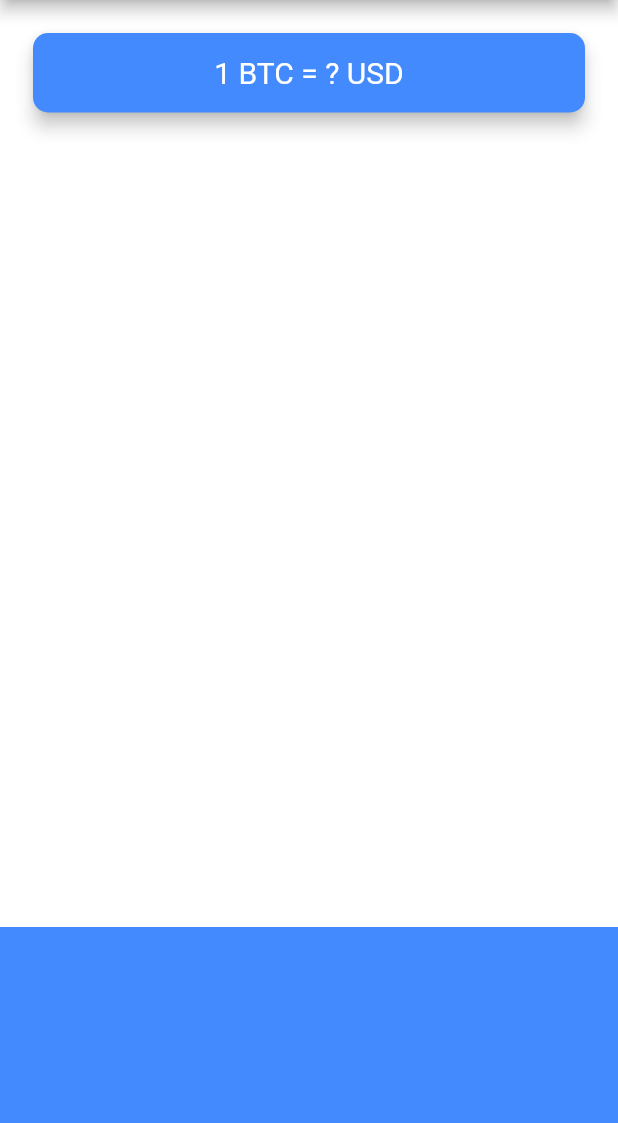
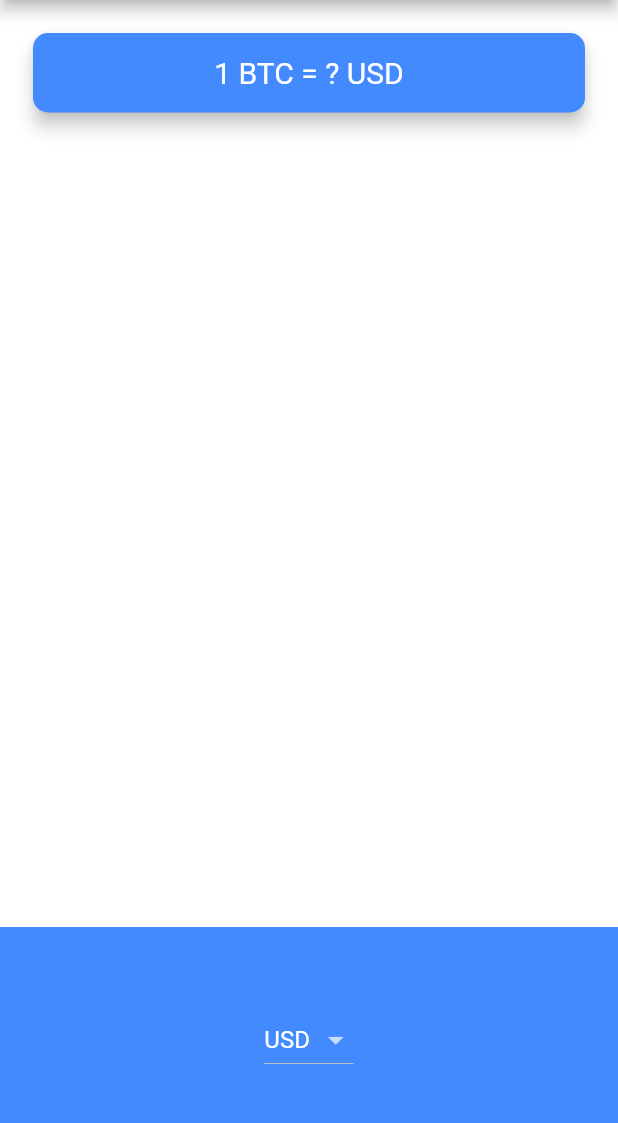
Before and after one commit to ChuguevRoman/bitcoin_ticker, a Flutter app: the screen it shows after launch, on a phone screen of 412 x 824 dp, the part 84-1207 px from its top. Run offline on Flutter 3.47's test engine with Material 2 defaults, Android fonts, the phone set to English and light mode, and no system bars.

Commit message:
In price_screen , I created the androidDropdownButton method, which will display a list of currencies in the Android style.

```diff
--- a/lib/screens/price_screen.dart
+++ b/lib/screens/price_screen.dart
@@ -1,4 +1,6 @@
 import 'package:flutter/material.dart';
+
+import '../coin_data.dart';
 
 class PriceScreen extends StatefulWidget {
   const PriceScreen({Key? key}) : super(key: key);
@@ -8,6 +10,28 @@ class PriceScreen extends StatefulWidget {
 }
 
 class _PriceScreenState extends State<PriceScreen> {
+  String? selectedValue = 'USD';
+
+  DropdownButton<String> androidDropdownButton() {
+    List<DropdownMenuItem<String>> itemList = [];
+    for (String currency in currenciesList) {
+      itemList.add(
+        DropdownMenuItem(
+          value: currency,
+          child: Text(currency),
+        ),
+      );
+    }
+    return DropdownButton(
+        items: itemList,
+        value: selectedValue,
+        onChanged: (value) {
+          setState(() {
+            selectedValue = value;
+          });
+        });
+  }
+
   @override
   Widget build(BuildContext context) {
     return Scaffold(
@@ -19,29 +43,31 @@ class _PriceScreenState extends State<PriceScreen> {
         mainAxisAlignment: MainAxisAlignment.spaceBetween,
         crossAxisAlignment: CrossAxisAlignment.stretch,
         children: [
-          Padding(padding: const EdgeInsets.all(18.0),
+          Padding(
+            padding: const EdgeInsets.all(18.0),
             child: Card(
               color: Theme.of(context).primaryColor,
               elevation: 5.0,
               shape: RoundedRectangleBorder(
                 borderRadius: BorderRadius.circular(10.0),
               ),
-            child: const Padding(
+              child: Padding(
                 padding: EdgeInsets.symmetric(vertical: 15.0, horizontal: 28.0),
                 child: Text(
-                '1 BTC = ? USD',
+                  '1 BTC = ? $selectedValue',
                   textAlign: TextAlign.center,
-                style: TextStyle(
+                  style: const TextStyle(
                     fontSize: 20,
                   ),
                 ),
               ),
-          ),),
+            ),
+          ),
           Container(
             height: 150.0,
             alignment: Alignment.center,
             color: Theme.of(context).primaryColor,
-            child: null,
+            child: androidDropdownButton(),
           ),
         ],
       ),
```
Lines whose indentation alone changed are shown as unchanged.
